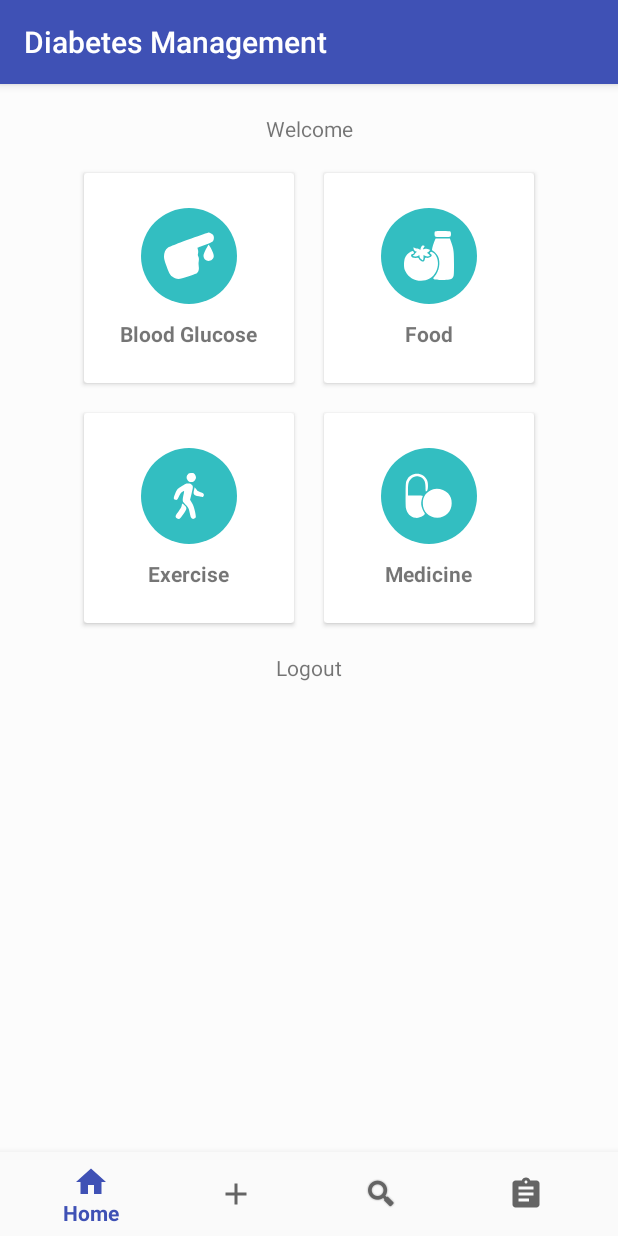
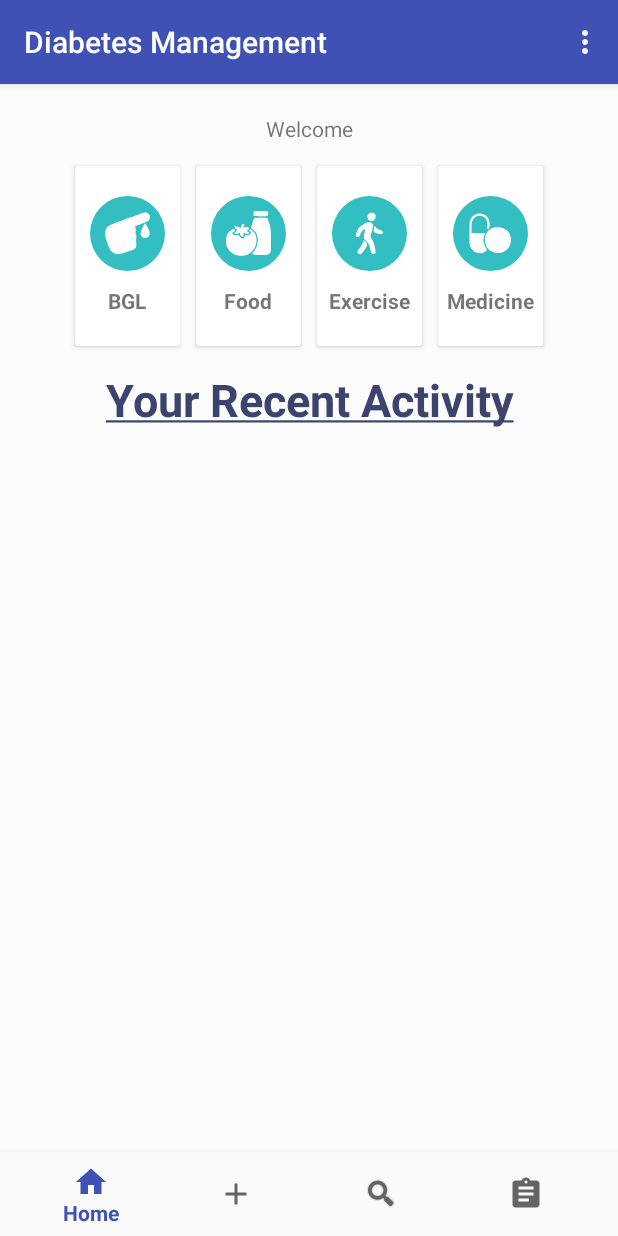
Before and after one commit to NJJeske/CS668AndroidDiabetesApp, an Android app: the screen it shows after launch (Home), on a phone screen of 412 x 824 dp. Run offline under Robolectric (Android 15) with nearby library versions, the phone set to English and light mode, and no system bars.

Commit message:
Changed home to smaller buttons & recent activity & menu options, Search to show all results automatically in listview, added empty About page for disclaimers

```diff
--- a/app/src/main/AndroidManifest.xml
+++ b/app/src/main/AndroidManifest.xml
@@ -57,6 +57,10 @@
             android:name=".Regimen"
             android:label="Regimen"
             android:parentActivityName=".Home" />
+        <activity
+            android:name=".About"
+            android:label="About"
+            android:parentActivityName=".Home" />
     </application>
 
 </manifest>
--- a/app/src/main/res/layout/activity_home.xml
+++ b/app/src/main/res/layout/activity_home.xml
@@ -38,9 +38,9 @@
 
             <android.support.v7.widget.CardView
                 android:id="@+id/bgl_card"
-                android:layout_width="140dp"
-                android:layout_height="140dp"
-                android:layout_margin="10dp"
+                android:layout_width="70dp"
+                android:layout_height="120dp"
+                android:layout_margin="5dp"
                 android:clickable="true"
                 android:foreground="?android:attr/selectableItemBackground">
 
@@ -52,26 +52,27 @@
                     android:orientation="vertical">
 
                     <ImageView
-                        android:layout_width="64dp"
-                        android:layout_height="64dp"
+                        android:layout_width="50dp"
+                        android:layout_height="50dp"
                         android:background="@drawable/circlebackground"
-                        android:padding="15dp"
+                        android:padding="10dp"
                         android:src="@drawable/ic_icons8_diabetes_filled_24" />
 
                     <TextView
                         android:layout_width="wrap_content"
                         android:layout_height="wrap_content"
+                        android:textAlignment="center"
                         android:layout_marginTop="10dp"
-                        android:text="@string/blood_glucose"
+                        android:text="@string/bgl"
                         android:textStyle="bold" />
                 </LinearLayout>
             </android.support.v7.widget.CardView>
 
             <android.support.v7.widget.CardView
                 android:id="@+id/food_card"
-                android:layout_width="140dp"
-                android:layout_height="140dp"
-                android:layout_margin="10dp"
+                android:layout_width="70dp"
+                android:layout_height="120dp"
+                android:layout_margin="5dp"
                 android:clickable="true"
                 android:foreground="?android:attr/selectableItemBackground">
 
@@ -83,10 +84,10 @@
                     android:orientation="vertical">
 
                     <ImageView
-                        android:layout_width="64dp"
-                        android:layout_height="64dp"
+                        android:layout_width="50dp"
+                        android:layout_height="50dp"
                         android:background="@drawable/circlebackground"
-                        android:padding="15dp"
+                        android:padding="10dp"
                         android:src="@drawable/ic_icons8_vegetarian_food_filled_24" />
 
                     <TextView
@@ -97,20 +98,12 @@
                         android:textStyle="bold" />
                 </LinearLayout>
             </android.support.v7.widget.CardView>
-        </LinearLayout>
-
-        <LinearLayout
-            android:layout_width="match_parent"
-            android:layout_height="wrap_content"
-            android:clipToPadding="false"
-            android:gravity="center"
-            android:orientation="horizontal">
 
             <android.support.v7.widget.CardView
                 android:id="@+id/exercise_card"
-                android:layout_width="140dp"
-                android:layout_height="140dp"
-                android:layout_margin="10dp"
+                android:layout_width="70dp"
+                android:layout_height="120dp"
+                android:layout_margin="5dp"
                 android:clickable="true"
                 android:foreground="?android:attr/selectableItemBackground">
 
@@ -122,10 +115,10 @@
                     android:orientation="vertical">
 
                     <ImageView
-                        android:layout_width="64dp"
-                        android:layout_height="64dp"
+                        android:layout_width="50dp"
+                        android:layout_height="50dp"
                         android:background="@drawable/circlebackground"
-                        android:padding="15dp"
+                        android:padding="10dp"
                         android:src="@drawable/ic_icons8_walking_filled_24" />
 
                     <TextView
@@ -139,9 +132,9 @@
 
             <android.support.v7.widget.CardView
                 android:id="@+id/medicine_card"
-                android:layout_width="140dp"
-                android:layout_height="140dp"
-                android:layout_margin="10dp"
+                android:layout_width="70dp"
+                android:layout_height="120dp"
+                android:layout_margin="5dp"
                 android:clickable="true"
                 android:foreground="?android:attr/selectableItemBackground">
 
@@ -153,10 +146,10 @@
                     android:orientation="vertical">
 
                     <ImageView
-                        android:layout_width="64dp"
-                        android:layout_height="64dp"
+                        android:layout_width="50dp"
+                        android:layout_height="50dp"
                         android:background="@drawable/circlebackground"
-                        android:padding="15dp"
+                        android:padding="10dp"
                         android:src="@drawable/ic_icons8_pills_filled_24" />
 
                     <TextView
@@ -170,12 +163,20 @@
         </LinearLayout>
 
         <TextView
-            android:id="@+id/logout"
+            android:id="@+id/Home.txtView.recentActivity"
+            style="@style/textView_Heading"
             android:layout_width="match_parent"
             android:layout_height="wrap_content"
             android:layout_margin="10dp"
-            android:gravity="center"
-            android:text="@string/logout" />
+            android:text="@string/your_recent_activity"
+            android:textAlignment="center" />
+
+        <ListView
+            android:id="@+id/Home.listView"
+            android:layout_width="match_parent"
+            android:layout_height="0dp"
+            android:layout_weight="1" />
+
     </LinearLayout>
 
     <android.support.design.widget.BottomNavigationView
--- a/app/src/main/res/layout/item_result.xml
+++ b/app/src/main/res/layout/item_result.xml
@@ -3,7 +3,9 @@
     android:layout_width="match_parent"
     android:layout_height="match_parent"
     android:layout_margin="8dp"
-    android:orientation="vertical">
+    android:orientation="vertical"
+    android:background="@drawable/roundedcorner"
+    android:padding="8dp">
 
     <LinearLayout
         android:layout_width="match_parent"
--- /dev/null
+++ b/app/src/main/res/menu/main_menu.xml
@@ -0,0 +1,26 @@
+<?xml version="1.0" encoding="utf-8"?>
+<menu xmlns:tools="http://schemas.android.com/tools"
+    xmlns:android="http://schemas.android.com/apk/res/android">
+
+    <item
+        android:id="@+id/Logout_id"
+        android:title="@string/logout"
+        android:showAsAction="always"
+
+        tools:ignore="AppCompatResource" />
+
+    <item
+        android:id="@+id/about_us_id"
+        android:title="About Us"
+        android:showAsAction="never"
+
+        tools:ignore="AppCompatResource" />
+
+    <item
+        android:id="@+id/contact_us_id"
+        android:title="Contact Us"
+        android:showAsAction="never"
+
+        tools:ignore="AppCompatResource" />
+
+</menu>
--- a/app/src/main/res/values/strings.xml
+++ b/app/src/main/res/values/strings.xml
@@ -52,4 +52,6 @@
         <item>Exercise</item>
         <item>Medicine</item>
     </string-array>
+    <string name="title_activity_etc">etc</string>
+    <string name="your_recent_activity"><u>Your Recent Activity</u></string>
 </resources>
--- a/app/src/main/res/values/styles.xml
+++ b/app/src/main/res/values/styles.xml
@@ -10,7 +10,6 @@
         <item name="android:editTextStyle">@style/editText_style</item>
         <item name="android:buttonStyle">@style/button_style</item>
     </style>
-
 
 
     <style name="AppTheme.AppBarOverlay" parent="Theme.AppCompat.Light.DarkActionBar">
@@ -54,4 +53,9 @@
         <item name="android:textColor">#ffffff</item>
         <item name="android:layout_width">wrap_content</item>
     </style>
+
+    <style name="AppTheme.NoActionBar">
+        <item name="windowActionBar">false</item>
+        <item name="windowNoTitle">true</item>
+    </style>
 </resources>
```
Also changed, not shown: app/src/main/java/com/example/njjeske/cs668androiddiabetesapp/About.java (added, +13 -0 lines), app/src/main/java/com/example/njjeske/cs668androiddiabetesapp/AddActivity.java (+33 -23 lines), app/src/main/java/com/example/njjeske/cs668androiddiabetesapp/DB_Object.java (added, +64 -0 lines), app/src/main/java/com/example/njjeske/cs668androiddiabetesapp/DataAdapter.java (added, +45 -0 lines), app/src/main/java/com/example/njjeske/cs668androiddiabetesapp/DatabaseHelper.java (+11 -11 lines), app/src/main/java/com/example/njjeske/cs668androiddiabetesapp/Home.java (+109 -32 lines), app/src/main/java/com/example/njjeske/cs668androiddiabetesapp/SearchActivity.java (+25 -0 lines), app/src/main/res/layout/activity_about.xml (added, +15 -0 lines), app/src/main/res/layout/activity_search.xml (+6 -14 lines).
